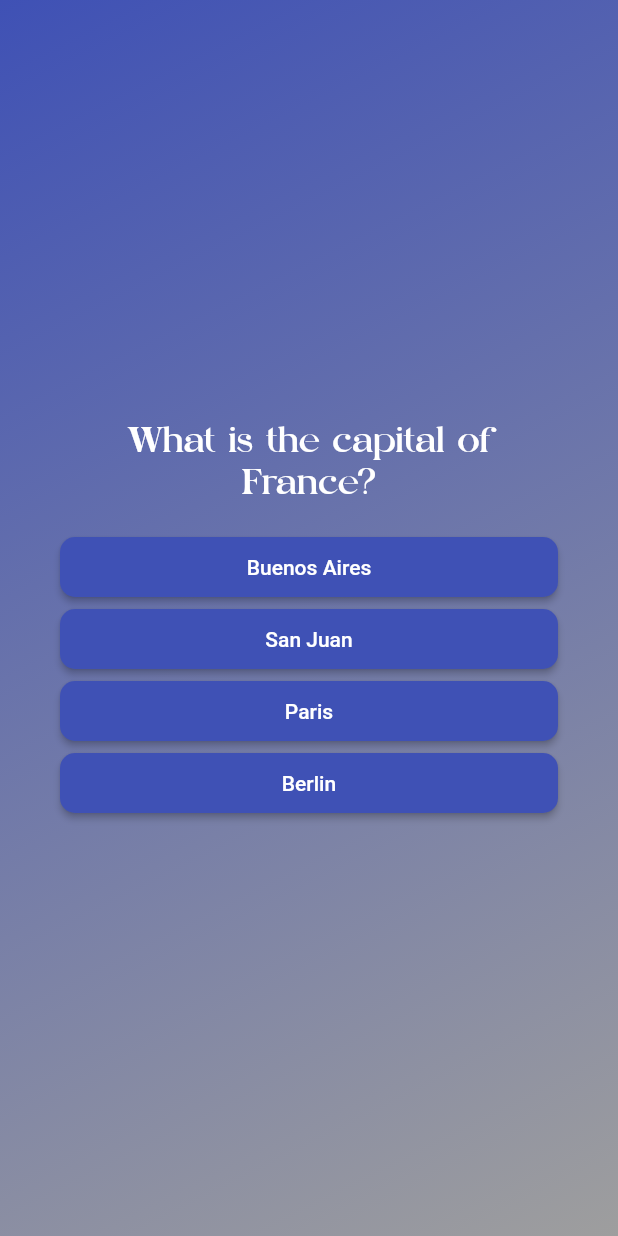
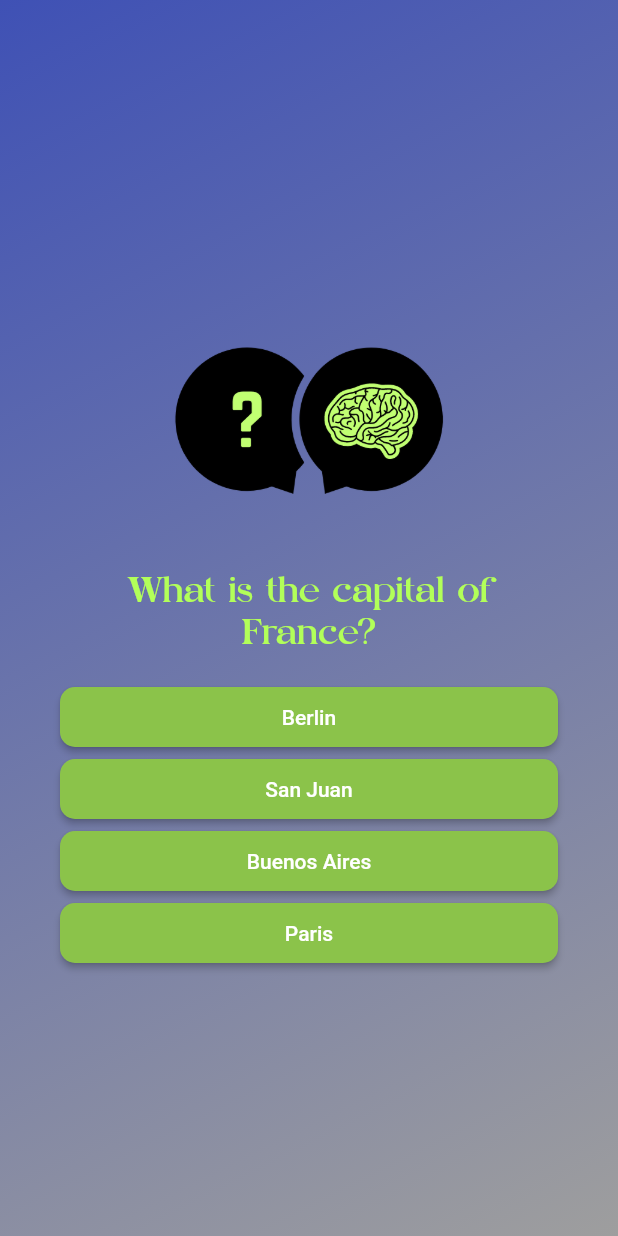
Before and after one commit to iamyusif/Dummy_quiz, a Flutter app: the screen it shows after launch, after a tap on "Start", on a phone screen of 412 x 824 dp. Run offline on Flutter 3.47's test engine with Material 2 defaults, Android fonts, the phone set to English and light mode, and no system bars.

Commit message:
update
final code

```diff
--- a/lib/data/questions.dart
+++ b/lib/data/questions.dart
@@ -4,22 +4,30 @@ import 'package:quiz/models/quiz_Questions.dart';
 const questions = [
   QuizQuestions(
     'What is the capital of France?',
-    ['Berlin', 'Buenos Aires', 'Paris', 'San Juan'],
+    ['Paris', 'Berlin', 'Buenos Aires', 'San Juan'],
   ),
   QuizQuestions(
     'Who is CEO of Tesla?',
-    ['Jeff Bezos', 'Elon Musk', 'Bill Gates', 'Tony Stark'],
+    ['Elon Musk', 'Jeff Bezos', 'Bill Gates', 'Tony Stark'],
   ),
   QuizQuestions(
     'The iPhone was created by which company?',
     ['Apple', 'Intel', 'Amazon', 'Microsoft'],
   ),
   QuizQuestions(
-    'How many Harry Potter books are there?',
-    ['1', '4', '6', '7'],
+    'What is the capital of India?',
+    ['Delhi', 'Mumbai', 'Kolkata', 'Chennai'],
   ),
   QuizQuestions(
-    'What is the capital of France?',
-    ['Berlin', 'Buenos Aires', 'Paris', 'San Juan'],
+    'What is the capital of Australia?',
+    ['Canberra', 'Sydney', 'Melbourne', 'Perth'],
+  ),
+  QuizQuestions(
+    'What is the capital of Canada?',
+    ['Ottawa', 'Toronto', 'Vancouver', 'Montreal'],
+  ),
+  QuizQuestions(
+    'What is the capital of China?',
+    ['Pekin', 'Beijing', 'Hong Kong', 'Macau'],
   ),
 ];
--- a/lib/helloScreen.dart
+++ b/lib/helloScreen.dart
@@ -14,10 +14,10 @@ class HelloScreenApp extends StatelessWidget {
         mainAxisAlignment: MainAxisAlignment.center,
         children: [
           Opacity(
-            opacity: 0.7,
+            opacity: 0.8,
             child: Container(
-              width: 300,
-              height: 300,
+              width: 400,
+              height: 400,
               decoration: const BoxDecoration(
                 image: DecorationImage(
                   image: AssetImage('assets/images/q.png'),
@@ -26,8 +26,7 @@ class HelloScreenApp extends StatelessWidget {
               ),
             ),
           ),
-          const SizedBox(height: 50),
-          const Texts("Start the game to test yourself", 28, Colors.lightGreenAccent, TextAlign.center),
+          const Texts("Start the game to test yourself", 35, Colors.lightGreenAccent, TextAlign.center),
           const SizedBox(height: 20),
           OutlinedButton.icon(
             style: OutlinedButton.styleFrom(
--- a/lib/questions.dart
+++ b/lib/questions.dart
@@ -4,7 +4,9 @@ import 'package:quiz/widgets/texts.dart';
 import 'data/questions.dart';
 
 class Questions extends StatefulWidget {
-  const Questions({super.key});
+  const Questions({super.key, required this.onAnswerSelected});
+
+  final void Function(String answer) onAnswerSelected;
 
   @override
   State<Questions> createState() => _QuestionsState();
@@ -13,7 +15,9 @@ class Questions extends StatefulWidget {
 class _QuestionsState extends State<Questions> {
   var currentQuestionIndex = 0;
 
-  void answerQuestion() {
+  void answerQuestion(String selectedAnswer) {
+    widget.onAnswerSelected(selectedAnswer);
+
     setState(() {
       currentQuestionIndex++;
     });
@@ -30,13 +34,18 @@ class _QuestionsState extends State<Questions> {
           mainAxisAlignment: MainAxisAlignment.center,
           crossAxisAlignment: CrossAxisAlignment.stretch,
           children: [
-            Texts(currentQuestion.text, 25, Colors.white, TextAlign.center),
+            const Image(
+              image: AssetImage('assets/images/q.png'),
+              height: 200,
+            ),
+            Texts(currentQuestion.text, 25, Colors.lightGreenAccent,
+                TextAlign.center),
             const SizedBox(
               height: 20,
             ),
             ...currentQuestion.getShuffledAnswers().map((answer) {
-              return GroupButton(answerText: answer, onTapped: answerQuestion);
-
+              return GroupButton(answerText: answer,
+                  onTapped:  () => answerQuestion(answer));
             }),
           ],
         ),
--- a/lib/quiz.dart
+++ b/lib/quiz.dart
@@ -1,10 +1,11 @@
 import 'package:flutter/material.dart';
+import 'package:quiz/data/questions.dart';
 import 'package:quiz/questions.dart';
-
+import 'package:quiz/results_screen.dart';
 import 'helloScreen.dart';
 
 class Quiz extends StatefulWidget {
-  const Quiz({Key? key}) : super(key: key);
+  const Quiz({super.key});
   @override
   State<Quiz> createState() {
     return _QuizState();
@@ -14,6 +15,8 @@ class Quiz extends StatefulWidget {
 class _QuizState extends State<Quiz> {
   Widget? activeScreen;
 
+  final List<String> selectedAnswers = [];
+
   @override
   initState() {
     super.initState();
@@ -22,7 +25,17 @@ class _QuizState extends State<Quiz> {
 
   void switchScreen() {
     setState(() {
-      activeScreen =  const Questions();
+      activeScreen = Questions(onAnswerSelected: chooseAnswer);
+    });
+  }
+
+  void chooseAnswer(String answer) {
+    setState(() {
+      selectedAnswers.add(answer);
+      if (selectedAnswers.length == questions.length) {
+        activeScreen = Results(chosenAnswers: selectedAnswers);
+        // selectedAnswers.clear();
+      }
     });
   }
 
--- a/lib/widgets/buttons.dart
+++ b/lib/widgets/buttons.dart
@@ -17,7 +17,7 @@ class _GroupButtonState extends State<GroupButton> {
     return ElevatedButton(
         style: ElevatedButton.styleFrom(
           foregroundColor: Colors.white,
-          backgroundColor: Colors.indigo,
+          backgroundColor: Colors.lightGreen,
           minimumSize: const Size(150, 40),
           shape: const RoundedRectangleBorder(
             borderRadius: BorderRadius.all(
```
Also changed, not shown: lib/results_screen.dart (added, +61 -0 lines), lib/widgets/questions_id.dart (added, +33 -0 lines), lib/widgets/questions_summary.dart (added, +38 -0 lines), lib/widgets/summary.dart (added, +26 -0 lines), lib/widgets/summary_items.dart (added, +44 -0 lines), assets/images/q.png, 1 other file.
